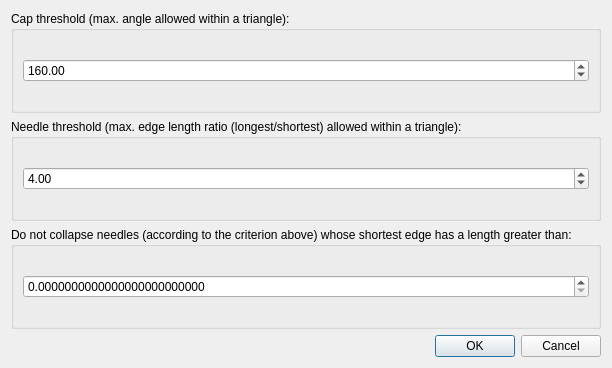
Old version of the form Polyhedron/demo/Polyhedron/Plugins/PMP/RemoveNeedlesDialog.ui in the repository CGAL/cgal.
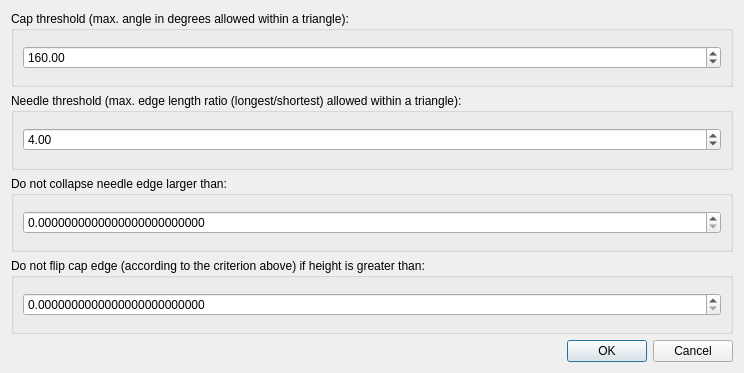
New version of the form.

Diff of the .ui file:
```diff
--- a/Polyhedron/demo/Polyhedron/Plugins/PMP/RemoveNeedlesDialog.ui
+++ b/Polyhedron/demo/Polyhedron/Plugins/PMP/RemoveNeedlesDialog.ui
@@ -6,15 +6,13 @@
    <rect>
     <x>0</x>
     <y>0</y>
-    <width>607</width>
-    <height>368</height>
+    <width>744</width>
+    <height>373</height>
    </rect>
   </property>
   <property name="windowTitle">
    <string>Remove Needles and Cap</string>
   </property>
-  <layout class="QVBoxLayout" name="verticalLayout_2">
-   <item>
     <layout class="QVBoxLayout" name="verticalLayout">
      <item>
       <widget class="QGroupBox" name="Box1">
@@ -22,7 +20,7 @@
         <string>Threshold in degrees</string>
        </property>
        <property name="title">
-        <string>Cap threshold (max. angle allowed within a triangle): </string>
+      <string>Cap threshold (max. angle in degrees allowed within a triangle): </string>
        </property>
        <layout class="QHBoxLayout" name="horizontalLayout">
         <item>
@@ -89,7 +87,7 @@
         <string>Do not collapse edges begger than this threshold.</string>
        </property>
        <property name="title">
-        <string>Do not collapse needles (according to the criterion above) whose shortest edge has a length greater than:</string>
+      <string>Do not collapse needle edge larger than:</string>
        </property>
        <layout class="QHBoxLayout" name="horizontalLayout_3">
         <item>
@@ -112,7 +110,34 @@
        </layout>
       </widget>
      </item>
-    </layout>
+   <item>
+    <widget class="QGroupBox" name="Box4">
+     <property name="toolTip">
+      <string>Do not collapse edges begger than this threshold.</string>
+     </property>
+     <property name="title">
+      <string>Do not flip cap edge (according to the criterion above) if height is greater than:</string>
+     </property>
+     <layout class="QHBoxLayout" name="horizontalLayout_4">
+      <item>
+       <layout class="QVBoxLayout" name="verticalLayout_6">
+        <item>
+         <widget class="QDoubleSpinBox" name="flipBox">
+          <property name="toolTip">
+           <string>Length</string>
+          </property>
+          <property name="decimals">
+           <number>25</number>
+          </property>
+          <property name="maximum">
+           <double>99999999.000000000000000</double>
+          </property>
+         </widget>
+        </item>
+       </layout>
+      </item>
+     </layout>
+    </widget>
    </item>
    <item>
     <widget class="QDialogButtonBox" name="buttonBox">
```
Lines whose indentation alone changed are shown as unchanged.
